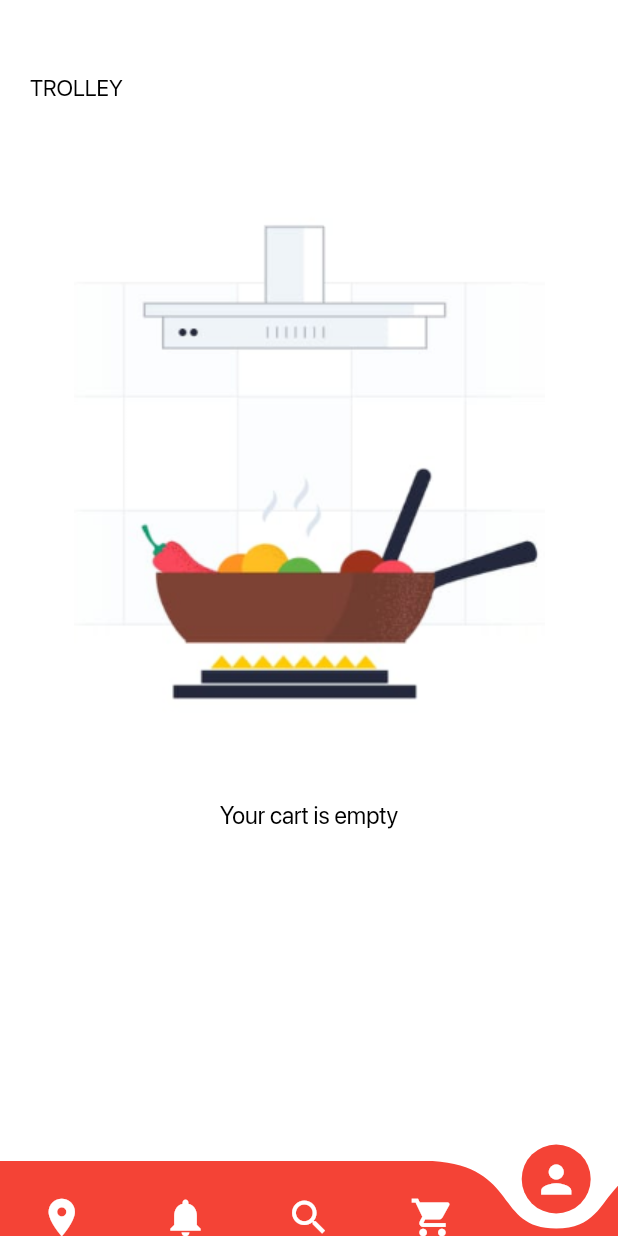
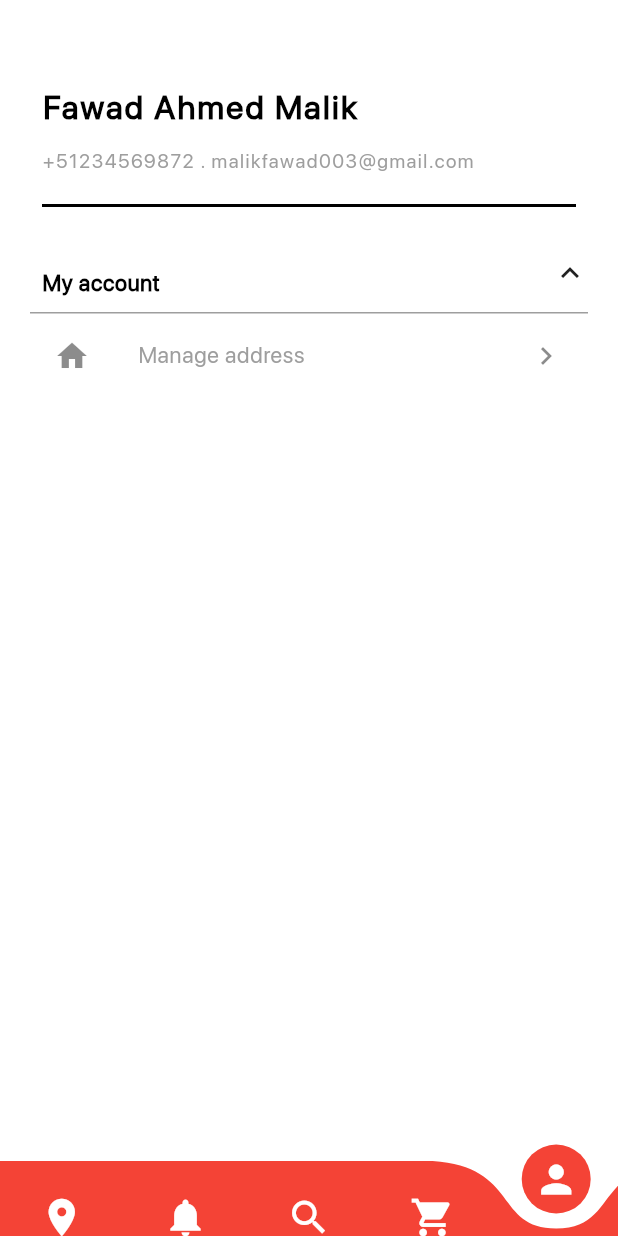
Before and after one commit to shahrukhktk/Food-App-Ui---Project-work, a Flutter app: the MainScreen screen opened directly, item 5 of the bottom bar chosen, on a phone screen of 412 x 824 dp. Run offline on Flutter 3.47's test engine with Material 2 defaults, Android fonts, the phone set to English and light mode, and no system bars; drawn by our look-alikes of curved_navigation_bar; our stand-ins replace google_maps_flutter.

Commit message:
init login & sign up > done Order Confirmation > done Shop List > done -------------------------- View Product done 1 and 2 done Cart Pages 1. Empty Cart > done 2. Order Cart > done 3. Cart Payment > done 4. Order Cancellation > done ------------------------- Profile Screen > done

```diff
--- a/lib/screens/bottomnavscreen.dart
+++ b/lib/screens/bottomnavscreen.dart
@@ -32,7 +32,7 @@ class _MainScreenState extends State<MainScreen>
 
     //BottomNavigationBar
     CurvedNavigationBar bottomNav = new CurvedNavigationBar(key: _bottomNavigationKey,
-      index: 0,
+      index: 2,
       height: 50.0,
       items: <Widget>[
         Icon(Icons.location_on, size: 30, color: Colors.white,),
--- a/lib/screens/user_profile.dart
+++ b/lib/screens/user_profile.dart
@@ -19,28 +19,61 @@ class _UserProfileState extends State<UserProfile> {
 
           SizedBox(height: 30,),
 
-          Text(
-            'TROLLEY', style: TextStyle(
-            fontFamily: 'SFProDisplay', fontSize: 15.0, fontWeight: FontWeight.w500, color: Colors.black,
-          ),),
-
-          SizedBox(height: 40,),
-
           Padding(
-            padding: const EdgeInsets.all(12.0),
-            child: Image(
-              image: AssetImage('images/emptycart.png'),
-            )
+            padding: const EdgeInsets.all(8.0),
+            child: Text(
+              'Fawad Ahmed Malik', style: TextStyle(
+              fontFamily: 'SFProDisplay', fontSize: 22.0, fontWeight: FontWeight.bold, color: Colors.black, letterSpacing: 1.5
+            ),),
           ),
 
           Padding(
-            padding: const EdgeInsets.all(12.0),
+            padding: const EdgeInsets.all(8.0),
             child: Text(
-              'Your cart is empty', style: TextStyle(
-              fontFamily: 'SFProDisplay', fontSize: 16.0, fontWeight: FontWeight.w500, color: Colors.black,
+              '+51234569872 . malikfawad003@gmail.com', style: TextStyle(
+                fontFamily: 'SFProDisplay', fontSize: 13.0, fontWeight: FontWeight.normal, color: Colors.grey, letterSpacing: 1.0
+            ),),
+          ),
+
+          Padding(
+            padding: const EdgeInsets.all(8.0),
+            child: Divider(
+              height: 10, thickness: 2, color: Colors.black,
+            ),
+          ),
+
+          SizedBox(height: 20,),
+
+          //Promotions List
+          Row(
+            mainAxisAlignment: MainAxisAlignment.spaceBetween,
+            crossAxisAlignment: CrossAxisAlignment.start,
+            children: <Widget>[
+              Padding(
+                padding: const EdgeInsets.only(top: 10.0, left: 08.0, bottom: 10.0),
+                child: Text(
+                  'My account', style: TextStyle(
+                    fontFamily: 'SFProDisplay', fontSize: 15.0, fontWeight: FontWeight.w600, color: Colors.black, letterSpacing: 0.5
+                ),
+                ),
               ),
-              textAlign: TextAlign.center,
+              Icon(Icons.keyboard_arrow_up),
+            ],
+          ),
+
+          Divider(
+            height: 1, thickness: 1, color: Colors.grey,
+          ),
+
+          ListTile(
+            leading: Icon(Icons.home),
+            title: Text(
+              'Manage address', style: TextStyle(
+                fontFamily: 'SFProDisplay', fontSize: 15.0, fontWeight: FontWeight.w400, color: Colors.grey, letterSpacing: 0.5
             ),
+            ),
+            trailing: Icon(Icons.chevron_right),
+
           ),
 
         ],
```
